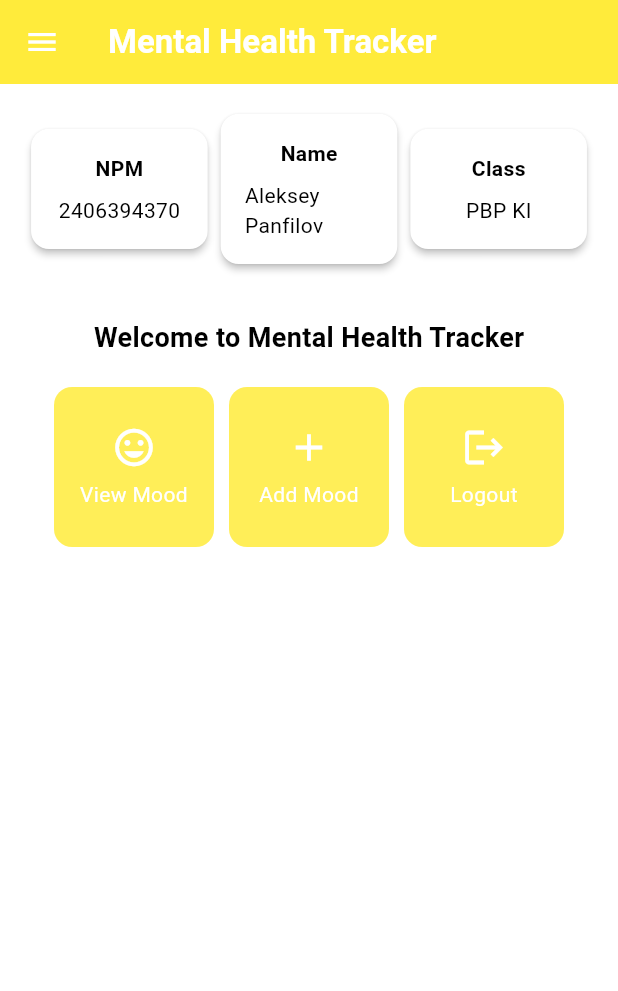
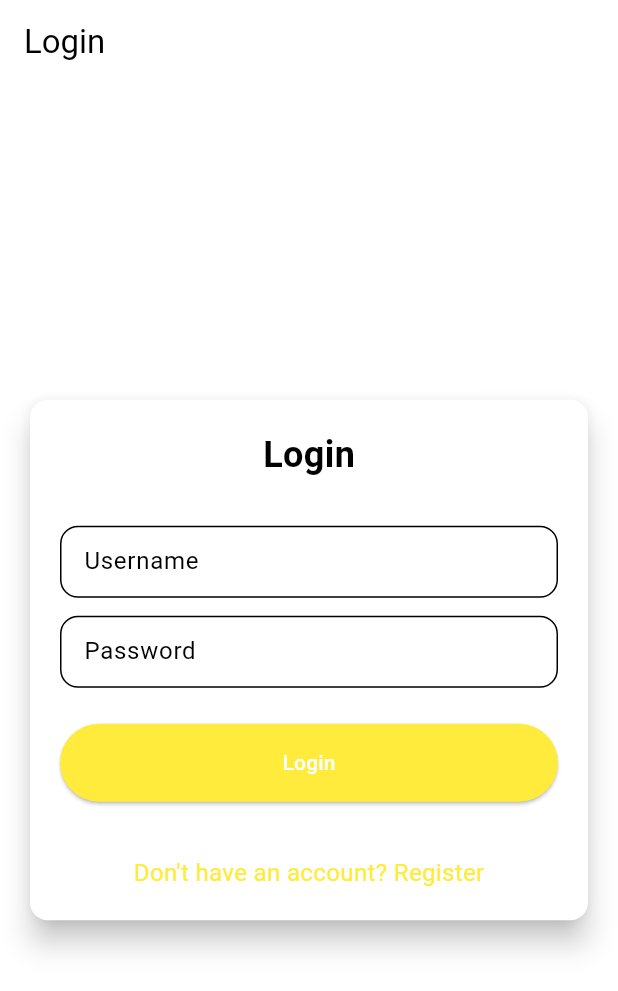
Before and after one commit to ankou-k/mental-health-tracker-mobile, a Flutter app: the screen it shows after launch, on a phone screen of 412 x 824 dp. Shown: the top 991 px of the screen. Run offline on Flutter 3.47's test engine with Material 3 defaults, Android fonts, the phone set to English and light mode, and no system bars; missing offline and left inert: pbp_django_auth.

Commit message:
tutorial 8

```diff
--- a/mental_health_tracker/lib/main.dart
+++ b/mental_health_tracker/lib/main.dart
@@ -1,5 +1,8 @@
 import 'package:flutter/material.dart';
 import 'package:mental_health_tracker/screens/menu.dart';
+import 'package:pbp_django_auth/pbp_django_auth.dart';
+import 'package:provider/provider.dart';
+import 'package:mental_health_tracker/screens/login.dart';
 
 void main() {
   runApp(const MyApp());
@@ -11,7 +14,12 @@ class MyApp extends StatelessWidget {
   // This widget is the root of your application.
   @override
   Widget build(BuildContext context) {
-    return MaterialApp(
+    return Provider (
+       create: (_) {
+        CookieRequest request = CookieRequest();
+        return request;
+      },
+    child: MaterialApp(
       title: 'Flutter Demo',
       theme: ThemeData(
         // This is the theme of your application.
@@ -34,7 +42,8 @@ class MyApp extends StatelessWidget {
         ).copyWith(secondary: Colors.yellow[400]),
         useMaterial3: true,
       ),
-      home: MyHomePage(),
+      home: LoginPage(),
+    ),
     );
   }
 }
--- /dev/null
+++ b/mental_health_tracker/lib/screens/login.dart
@@ -0,0 +1,181 @@
+import 'package:mental_health_tracker/screens/menu.dart';
+import 'package:flutter/material.dart';
+import 'package:pbp_django_auth/pbp_django_auth.dart';
+import 'package:provider/provider.dart';
+import 'package:mental_health_tracker/screens/register.dart';
+
+void main() {
+  runApp(const LoginApp());
+}
+
+class LoginApp extends StatelessWidget {
+  const LoginApp({super.key});
+
+  @override
+  Widget build(BuildContext context) {
+    return MaterialApp(
+      title: 'Login',
+      theme: ThemeData(
+        useMaterial3: true,
+        colorScheme: ColorScheme.fromSwatch(
+          primarySwatch: Colors.deepPurple,
+        ).copyWith(secondary: Colors.deepPurple[400]),
+      ),
+      home: const LoginPage(),
+    );
+  }
+}
+
+class LoginPage extends StatefulWidget {
+  const LoginPage({super.key});
+
+  @override
+  State<LoginPage> createState() => _LoginPageState();
+}
+
+class _LoginPageState extends State<LoginPage> {
+  final TextEditingController _usernameController = TextEditingController();
+  final TextEditingController _passwordController = TextEditingController();
+
+  @override
+  Widget build(BuildContext context) {
+    final request = context.watch<CookieRequest>();
+
+    return Scaffold(
+      appBar: AppBar(
+        title: const Text('Login'),
+      ),
+      body: Center(
+        child: SingleChildScrollView(
+          padding: const EdgeInsets.all(16.0),
+          child: Card(
+            elevation: 8,
+            shape: RoundedRectangleBorder(
+              borderRadius: BorderRadius.circular(12.0),
+            ),
+            child: Padding(
+              padding: const EdgeInsets.all(20.0),
+              child: Column(
+                mainAxisSize: MainAxisSize.min,
+                children: [
+                  const Text(
+                    'Login',
+                    style: TextStyle(
+                      fontSize: 24.0,
+                      fontWeight: FontWeight.bold,
+                    ),
+                  ),
+                  const SizedBox(height: 30.0),
+                  TextField(
+                    controller: _usernameController,
+                    decoration: const InputDecoration(
+                      labelText: 'Username',
+                      hintText: 'Enter your username',
+                      border: OutlineInputBorder(
+                        borderRadius: BorderRadius.all(Radius.circular(12.0)),
+                      ),
+                      contentPadding:
+                          EdgeInsets.symmetric(horizontal: 12.0, vertical: 8.0),
+                    ),
+                  ),
+                  const SizedBox(height: 12.0),
+                  TextField(
+                    controller: _passwordController,
+                    decoration: const InputDecoration(
+                      labelText: 'Password',
+                      hintText: 'Enter your password',
+                      border: OutlineInputBorder(
+                        borderRadius: BorderRadius.all(Radius.circular(12.0)),
+                      ),
+                      contentPadding:
+                          EdgeInsets.symmetric(horizontal: 12.0, vertical: 8.0),
+                    ),
+                    obscureText: true,
+                  ),
+                  const SizedBox(height: 24.0),
+                  ElevatedButton(
+                    onPressed: () async {
+                      String username = _usernameController.text;
+                      String password = _passwordController.text;
+
+		  // Check credentials
+		  // TODO: Change the URL and don't forget to add a trailing slash (/) at the end of the URL!
+		  // To connect the Android emulator to Django on localhost,
+		  // use the URL http://10.0.2.2/
+                      final response = await request
+                          .login("http://localhost:8000/auth/login/", {
+                        'username': username,
+                        'password': password,
+                      });
+
+                      if (request.loggedIn) {
+                        String message = response['message'];
+                        String uname = response['username'];
+                        if (context.mounted) {
+                          Navigator.pushReplacement(
+                            context,
+                            MaterialPageRoute(
+                                builder: (context) => MyHomePage()),
+                          );
+                          ScaffoldMessenger.of(context)
+                            ..hideCurrentSnackBar()
+                            ..showSnackBar(
+                              SnackBar(
+                                  content:
+                                      Text("$message Welcome, $uname.")),
+                            );
+                        }
+                      } else {
+                        if (context.mounted) {
+                          showDialog(
+                            context: context,
+                            builder: (context) => AlertDialog(
+                              title: const Text('Login Failed'),
+                              content: Text(response['message']),
+                              actions: [
+                                TextButton(
+                                  child: const Text('OK'),
+                                  onPressed: () {
+                                    Navigator.pop(context);
+                                  },
+                                ),
+                              ],
+                            ),
+                          );
+                        }
+                      }
+                    },
+                    style: ElevatedButton.styleFrom(
+                      foregroundColor: Colors.white,
+                      minimumSize: Size(double.infinity, 50),
+                      backgroundColor: Theme.of(context).colorScheme.primary,
+                      padding: const EdgeInsets.symmetric(vertical: 16.0),
+                    ),
+                    child: const Text('Login'),
+                  ),
+                  const SizedBox(height: 36.0),
+                  GestureDetector(
+                    onTap: () {
+                      Navigator.push(
+                        context,
+                        MaterialPageRoute(
+                            builder: (context) => const RegisterPage()),
+                      );
+                    },
+                    child: Text(
+                      'Don\'t have an account? Register',
+                      style: TextStyle(
+                        color: Theme.of(context).colorScheme.primary,
+                        fontSize: 16.0,
+                      ),
+                    ),
+                  ),
+                ],
+              ),
+            ),
+          ),
+        ),
+      ),
+    );
+  }
+}
--- a/mental_health_tracker/lib/screens/menu.dart
+++ b/mental_health_tracker/lib/screens/menu.dart
@@ -1,7 +1,6 @@
 import 'package:flutter/material.dart';
 // Import drawer widget
 import 'package:mental_health_tracker/widgets/left_drawer.dart';
-import 'package:mental_health_tracker/screens/moodentry_form.dart';
 import 'package:mental_health_tracker/widgets/mood_card.dart';
 
 class MyHomePage extends StatelessWidget {
--- a/mental_health_tracker/pubspec.yaml
+++ b/mental_health_tracker/pubspec.yaml
@@ -35,6 +35,9 @@ dependencies:
   # The following adds the Cupertino Icons font to your application.
   # Use with the CupertinoIcons class for iOS style icons.
   cupertino_icons: ^1.0.8
+  provider: ^6.1.2
+  pbp_django_auth: ^0.4.0
+  http: ^1.2.2
 
 dev_dependencies:
   flutter_test:
```
Also changed, not shown: mental_health_tracker/lib/models/mood_entry.dart (added, +65 -0 lines), mental_health_tracker/lib/screens/list_moodentry.dart (added, +90 -0 lines), mental_health_tracker/lib/screens/moodentry_form.dart (+37 -30 lines), mental_health_tracker/lib/screens/register.dart (added, +166 -0 lines), mental_health_tracker/lib/widgets/left_drawer.dart (+12 -0 lines), mental_health_tracker/lib/widgets/mood_card.dart (+37 -1 lines), mental_health_tracker/pubspec.lock, 2 other files.
